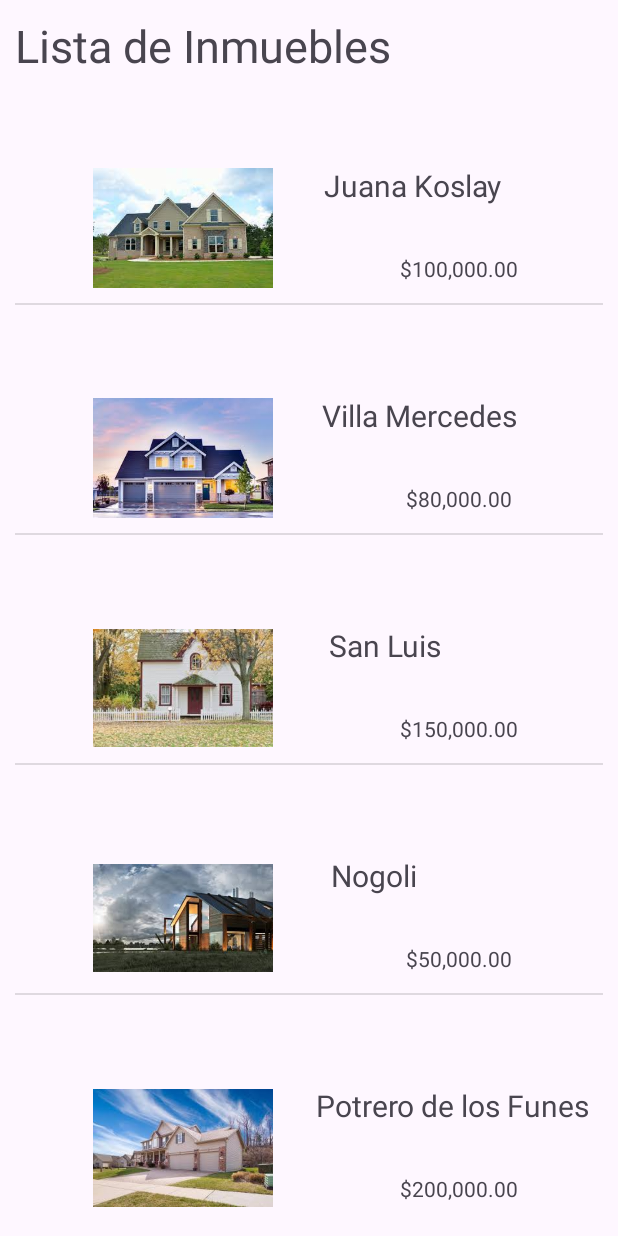
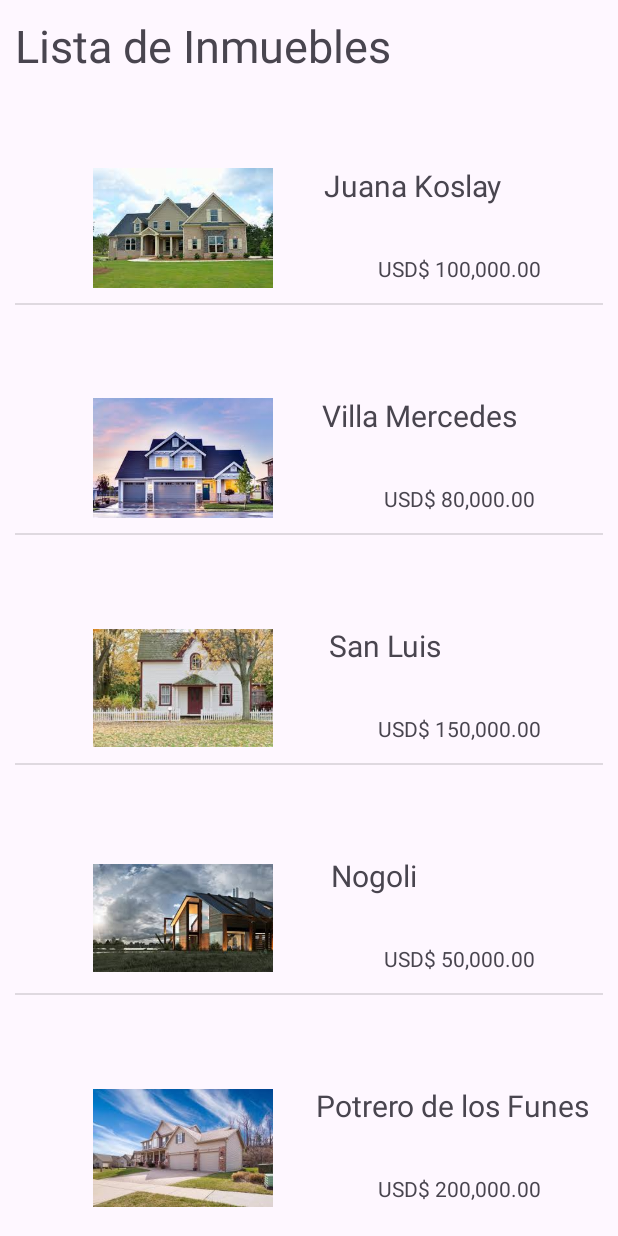
Before and after one commit to jesusemanuel87/TP3_ListView, an Android app: the screen it shows after launch (MainActivity), on a phone screen of 412 x 824 dp. Run offline under Robolectric (Android 15) with nearby library versions, the phone set to English and light mode, and no system bars.

Commit message:
tp3-listView

```diff
--- a/app/src/main/java/com/example/tp_listview/ListaAdapter.java
+++ b/app/src/main/java/com/example/tp_listview/ListaAdapter.java
@@ -45,8 +45,9 @@ public class ListaAdapter extends ArrayAdapter<Inmueble> {
 
         TextView precio=itemView.findViewById(R.id.precio);
         double precioInmueble=inmueble.getPrecio();
-        NumberFormat numberFormat = NumberFormat.getCurrencyInstance(Locale.US);
-        precio.setText(numberFormat.format(precioInmueble));
+        String formatoPrecio = String.format(Locale.US, "USD$ %,.2f", precioInmueble);
+        precio.setText(formatoPrecio);
+
 
         return itemView;
     }
```
